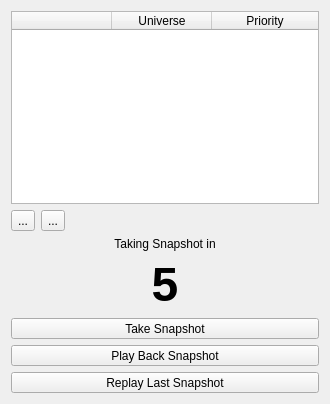
Before: the Qt Designer form ui/snapshot.ui in docsteer/sacnview, drawn with Qt 5.
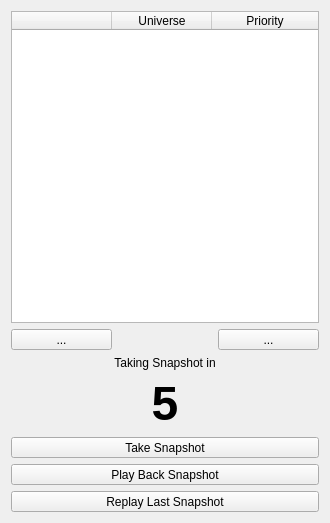
After: the same form once the commit is applied. Icons and pictures are not drawn.

```diff
--- a/ui/snapshot.ui
+++ b/ui/snapshot.ui
@@ -7,7 +7,7 @@
     <x>0</x>
     <y>0</y>
     <width>330</width>
-    <height>404</height>
+    <height>523</height>
    </rect>
   </property>
   <property name="windowTitle">
@@ -17,14 +17,29 @@
    <iconset resource="../res/resources.qrc">
     <normaloff>:/icons/snapshot.png</normaloff>:/icons/snapshot.png</iconset>
   </property>
-  <layout class="QVBoxLayout" name="verticalLayout">
+  <layout class="QVBoxLayout" name="verticalLayout" stretch="1,0,0,0,0,0,0">
    <item>
     <widget class="QTableWidget" name="tableWidget">
+     <property name="sizePolicy">
+      <sizepolicy hsizetype="MinimumExpanding" vsizetype="MinimumExpanding">
+       <horstretch>0</horstretch>
+       <verstretch>0</verstretch>
+      </sizepolicy>
+     </property>
+     <property name="showDropIndicator" stdset="0">
+      <bool>false</bool>
+     </property>
+     <property name="selectionMode">
+      <enum>QAbstractItemView::MultiSelection</enum>
+     </property>
+     <property name="selectionBehavior">
+      <enum>QAbstractItemView::SelectRows</enum>
+     </property>
      <attribute name="horizontalHeaderStretchLastSection">
       <bool>true</bool>
      </attribute>
      <attribute name="verticalHeaderVisible">
-      <bool>false</bool>
+      <bool>true</bool>
      </attribute>
      <column>
       <property name="text">
@@ -45,25 +60,14 @@
    </item>
    <item>
     <layout class="QHBoxLayout" name="horizontalLayout">
-     <item>
-      <widget class="QToolButton" name="btnAddRow">
-       <property name="text">
-        <string>...</string>
-       </property>
-       <property name="icon">
-        <iconset resource="../res/resources.qrc">
-         <normaloff>:/icons/add.png</normaloff>:/icons/add.png</iconset>
-       </property>
-       <property name="iconSize">
-        <size>
-         <width>16</width>
-         <height>16</height>
-        </size>
-       </property>
-      </widget>
-     </item>
      <item>
       <widget class="QToolButton" name="btnRemoveRow">
+       <property name="sizePolicy">
+        <sizepolicy hsizetype="MinimumExpanding" vsizetype="Preferred">
+         <horstretch>0</horstretch>
+         <verstretch>0</verstretch>
+        </sizepolicy>
+       </property>
        <property name="text">
         <string>...</string>
        </property>
@@ -75,6 +79,12 @@
      </item>
      <item>
       <spacer name="horizontalSpacer">
+       <property name="sizePolicy">
+        <sizepolicy hsizetype="Minimum" vsizetype="Minimum">
+         <horstretch>0</horstretch>
+         <verstretch>0</verstretch>
+        </sizepolicy>
+       </property>
        <property name="orientation">
         <enum>Qt::Horizontal</enum>
        </property>
@@ -86,10 +96,39 @@
        </property>
       </spacer>
      </item>
+     <item>
+      <widget class="QToolButton" name="btnAddRow">
+       <property name="sizePolicy">
+        <sizepolicy hsizetype="MinimumExpanding" vsizetype="MinimumExpanding">
+         <horstretch>0</horstretch>
+         <verstretch>0</verstretch>
+        </sizepolicy>
+       </property>
+       <property name="text">
+        <string>...</string>
+       </property>
+       <property name="icon">
+        <iconset resource="../res/resources.qrc">
+         <normaloff>:/icons/add.png</normaloff>:/icons/add.png</iconset>
+       </property>
+       <property name="iconSize">
+        <size>
+         <width>16</width>
+         <height>16</height>
+        </size>
+       </property>
+      </widget>
+     </item>
     </layout>
    </item>
    <item>
     <widget class="QLabel" name="lbInfo">
+     <property name="sizePolicy">
+      <sizepolicy hsizetype="MinimumExpanding" vsizetype="MinimumExpanding">
+       <horstretch>0</horstretch>
+       <verstretch>0</verstretch>
+      </sizepolicy>
+     </property>
      <property name="text">
       <string>Taking Snapshot in</string>
      </property>
@@ -103,6 +142,12 @@
    </item>
    <item>
     <widget class="QLabel" name="lbTimer">
+     <property name="sizePolicy">
+      <sizepolicy hsizetype="MinimumExpanding" vsizetype="MinimumExpanding">
+       <horstretch>0</horstretch>
+       <verstretch>0</verstretch>
+      </sizepolicy>
+     </property>
      <property name="font">
       <font>
        <family>Arial</family>
@@ -122,7 +167,7 @@
    <item>
     <widget class="QToolButton" name="btnSnapshot">
      <property name="sizePolicy">
-      <sizepolicy hsizetype="Minimum" vsizetype="Minimum">
+      <sizepolicy hsizetype="MinimumExpanding" vsizetype="Preferred">
        <horstretch>0</horstretch>
        <verstretch>0</verstretch>
       </sizepolicy>
@@ -148,7 +193,7 @@
    <item>
     <widget class="QToolButton" name="btnPlay">
      <property name="sizePolicy">
-      <sizepolicy hsizetype="Minimum" vsizetype="Minimum">
+      <sizepolicy hsizetype="MinimumExpanding" vsizetype="Preferred">
        <horstretch>0</horstretch>
        <verstretch>0</verstretch>
       </sizepolicy>
@@ -174,7 +219,7 @@
    <item>
     <widget class="QToolButton" name="btnReplay">
      <property name="sizePolicy">
-      <sizepolicy hsizetype="Minimum" vsizetype="Minimum">
+      <sizepolicy hsizetype="MinimumExpanding" vsizetype="Preferred">
        <horstretch>0</horstretch>
        <verstretch>0</verstretch>
       </sizepolicy>
```
